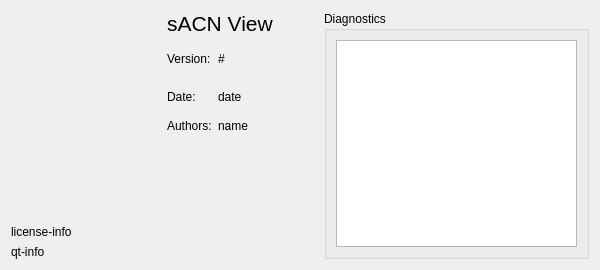
The window that ui/aboutdialog.ui (docsteer/sacnview) describes before a commit, drawn with Qt 5.
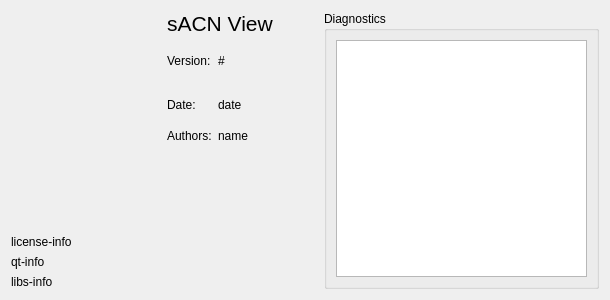
The same window after the commit. Icons and pictures are not drawn.

Commit message:
Add LibPCap to About window
Add full details about the LibPCap in use to the about window

Diff of the .ui file:
```diff
--- a/ui/aboutdialog.ui
+++ b/ui/aboutdialog.ui
@@ -6,8 +6,8 @@
    <rect>
     <x>0</x>
     <y>0</y>
-    <width>600</width>
-    <height>270</height>
+    <width>610</width>
+    <height>300</height>
    </rect>
   </property>
   <property name="sizePolicy">
@@ -199,6 +199,16 @@
        </property>
       </widget>
      </item>
+     <item>
+      <widget class="QLabel" name="lblLibs">
+       <property name="text">
+        <string>libs-info</string>
+       </property>
+       <property name="wordWrap">
+        <bool>true</bool>
+       </property>
+      </widget>
+     </item>
     </layout>
    </item>
    <item>
```
The commit also changes 1 other file.
